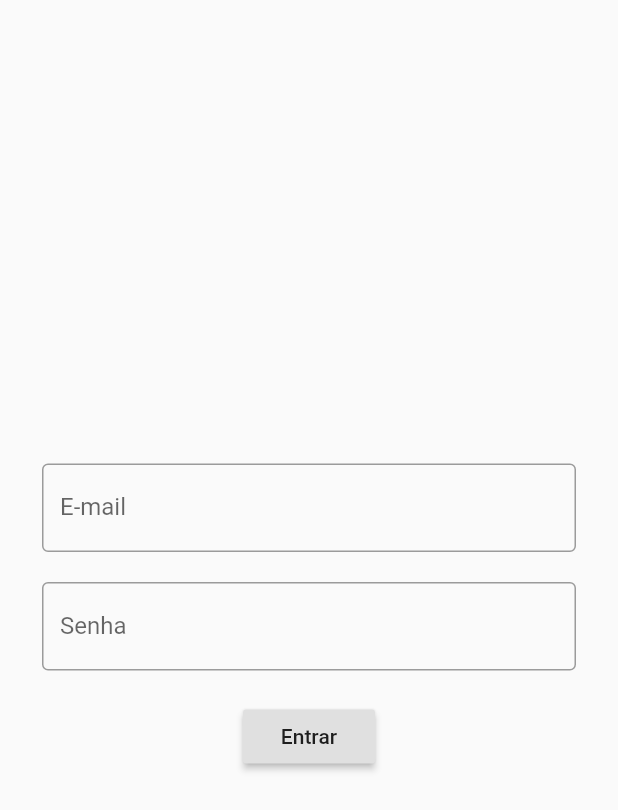
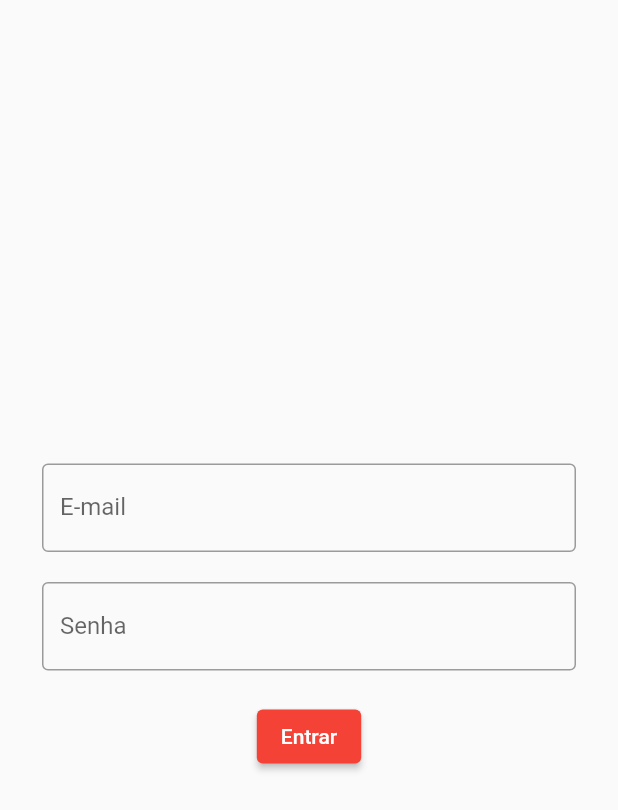
Before and after one commit to barrosrafa/flutter_training, a Flutter app: the screen it shows after launch, on a phone screen of 412 x 824 dp. Shown: the top 810 px of the screen. Run offline on Flutter 3.47's test engine with Material 2 defaults, Android fonts, the phone set to English and light mode, and no system bars.

Commit message:
elevatedButton

```diff
--- a/lib/app_widget.dart
+++ b/lib/app_widget.dart
@@ -2,7 +2,6 @@ import 'package:flutter/material.dart';
 import 'package:flutter_training/login_page.dart';
 
 import 'app_controller.dart';
-import 'home.dart';
 
 class AppWidget extends StatelessWidget {
   @override
--- a/lib/login_page.dart
+++ b/lib/login_page.dart
@@ -42,7 +42,7 @@ class _LoginScreenState extends State<LoginScreen> {
                   obscureText: true,
                 ),
                 Container(height: 20),
-                RaisedButton(
+                ElevatedButton(
                   onPressed: () {
                     if (email == 't@t.com' && password == '123') {
                       print('correto');
```
